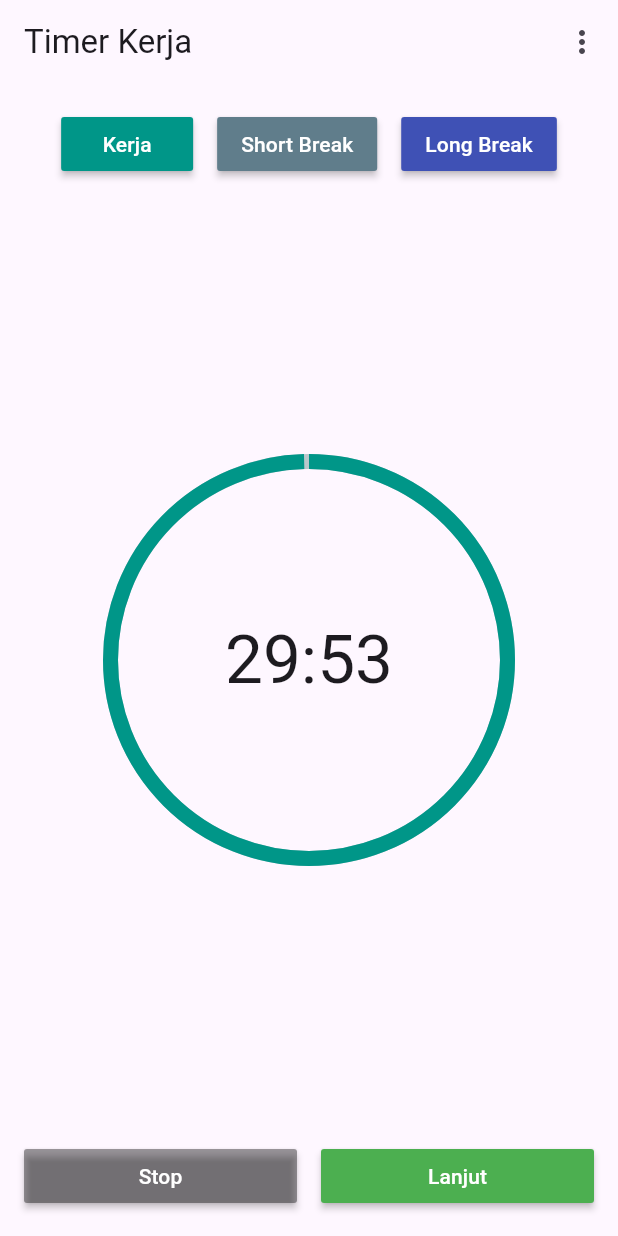
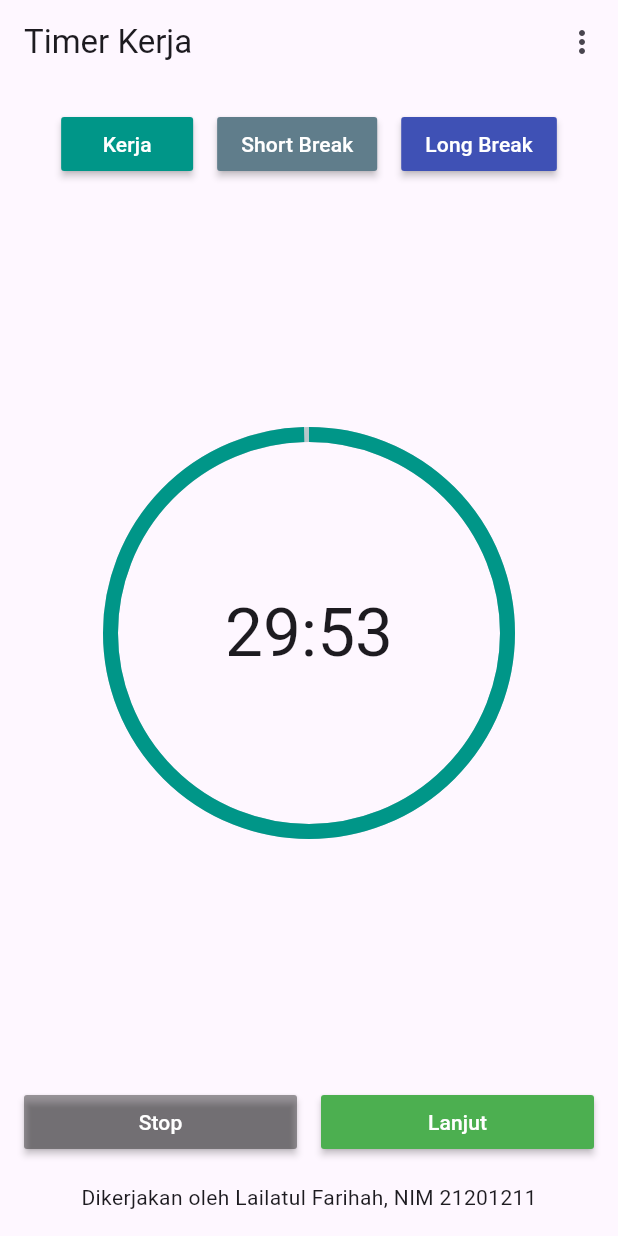
Before and after one commit to lailafarihah/mobile_programming_timer, a Flutter app: the screen it shows after launch, on a phone screen of 412 x 824 dp. Run offline on Flutter 3.47's test engine with Material 3 defaults, Android fonts, the phone set to English and light mode, and no system bars; drawn by our look-alikes of percent_indicator; our stand-ins replace shared_preferences.

Commit message:
mobile timer

```diff
--- a/lib/screen/timer_home_page.dart
+++ b/lib/screen/timer_home_page.dart
@@ -85,6 +85,7 @@ class TimerHomePage extends StatelessWidget {
                         onPressed: () => countdownTimer.startBreak(false),
                       ),
                     ),
+
                   ],
                 ),
               ),
@@ -139,6 +140,20 @@ class TimerHomePage extends StatelessWidget {
                   ),
                 ],
               ),
+              Row(
+                children: [
+                  Expanded(
+                    child: Padding(
+                      padding: const EdgeInsets.all(8.0),
+                      child: Align(
+                        alignment: Alignment.center,
+                        child: Text('Dikerjakan oleh Lailatul Farihah, NIM 21201211'),
+                      )
+                    ),
+                  ),
+
+                ],
+              ),
             ],
           ),
         );
```
Also changed, not shown: lib/screen/settings.dart (+10 -1 lines).
